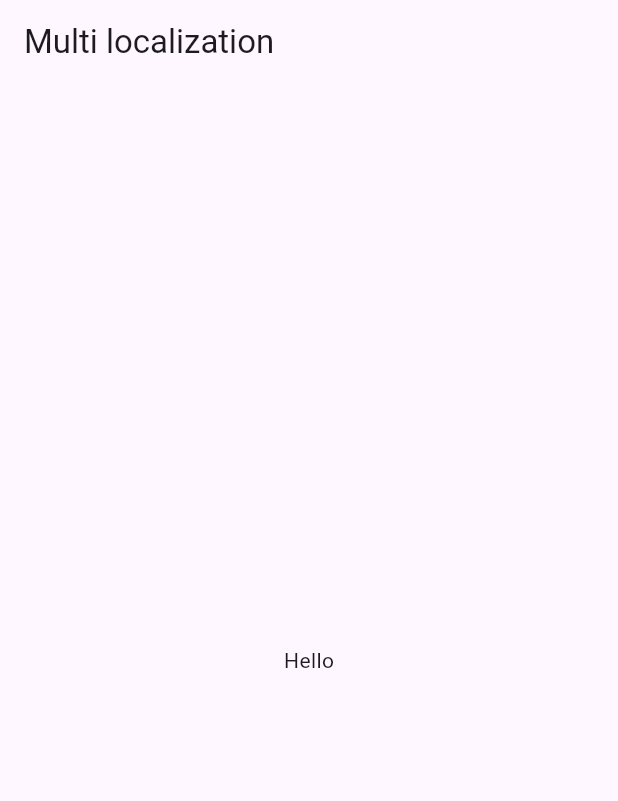
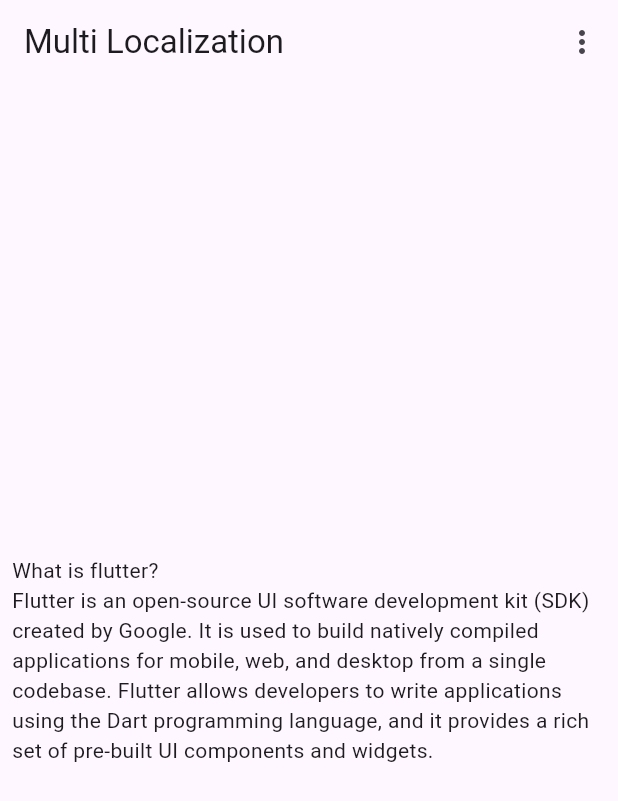
Before and after one commit to Adiikust/Multi_Languages, a Flutter app: the screen it shows after launch, on a phone screen of 412 x 824 dp. Shown: the top 801 px of the screen. Run offline on Flutter 3.47's test engine with Material 3 defaults, Android fonts, the phone set to English and light mode, and no system bars; our stand-ins replace shared_preferences; generated files the repository leaves out were written again.

Commit message:
Complete Localization

```diff
--- /dev/null
+++ b/l10n.yaml
@@ -0,0 +1,3 @@
+arb-dir: lib/l10n
+template-arb-file: app_en.arb
+output-localization-file: app_localizations.dart
--- /dev/null
+++ b/lib/Controller/all_provider_registraction.dart
@@ -0,0 +1,9 @@
+import 'package:multi_localizations/Controller/languages_provider.dart';
+import 'package:provider/provider.dart';
+
+class AllProviderRegistration {
+  static get allProvider => [
+        ChangeNotifierProvider<LanguagesProvider>(
+            create: (context) => LanguagesProvider()),
+      ];
+}
--- a/lib/Controller/languages_provider.dart
+++ b/lib/Controller/languages_provider.dart
@@ -1 +1,20 @@
-class LanguagesProvider {}
+import 'package:flutter/cupertino.dart';
+import 'package:shared_preferences/shared_preferences.dart';
+
+import '../core/app_constant.dart';
+
+class LanguagesProvider extends ChangeNotifier {
+  Locale? _locale;
+  Locale? get locale => _locale;
+
+  void changeLanguages(Locale languageType) async {
+    SharedPreferences pref = await SharedPreferences.getInstance();
+    _locale = languageType;
+    if (languageType == const Locale('en')) {
+      await pref.setString(AppConstant.getLanguageTypeCode, 'en');
+    } else {
+      await pref.setString(AppConstant.getLanguageTypeCode, 'es');
+    }
+    notifyListeners();
+  }
+}
--- a/lib/Screens/home/home_screen.dart
+++ b/lib/Screens/home/home_screen.dart
@@ -1,4 +1,8 @@
 import 'package:flutter/material.dart';
+import 'package:flutter_gen/gen_l10n/app_localizations.dart';
+import 'package:multi_localizations/Controller/languages_provider.dart';
+import 'package:multi_localizations/Utils/enums/languages_enum.dart';
+import 'package:provider/provider.dart';
 
 class HomeScreen extends StatefulWidget {
   const HomeScreen({super.key});
@@ -12,13 +16,45 @@ class _HomeScreenState extends State<HomeScreen> {
   Widget build(BuildContext context) {
     return Scaffold(
       appBar: AppBar(
-        title: const Text("Multi localization"),
+        title: Text(AppLocalizations.of(context)!.multiLocalization),
+        actions: [
+          Consumer<LanguagesProvider>(
+            builder: (context, languagesProvider, child) {
+              return PopupMenuButton(
+                onSelected: (Languages languages) {
+                  if (Languages.english.name == languages.name) {
+                    languagesProvider.changeLanguages(const Locale('en'));
+                  } else {
+                    languagesProvider.changeLanguages(const Locale('es'));
+                  }
+                },
+                itemBuilder: (BuildContext context) =>
+                    <PopupMenuEntry<Languages>>[
+                  PopupMenuItem(
+                    value: Languages.english,
+                    child: Text(AppLocalizations.of(context)!.english),
+                  ),
+                  PopupMenuItem(
+                    value: Languages.spanish,
+                    child: Text(AppLocalizations.of(context)!.spanish),
+                  ),
+                ],
+              );
+            },
+          )
+        ],
       ),
-      body: const Center(
-        child: Column(
-          mainAxisAlignment: MainAxisAlignment.center,
-          crossAxisAlignment: CrossAxisAlignment.center,
-          children: [Text("Hello")],
+      body: Center(
+        child: Padding(
+          padding: const EdgeInsets.all(8.0),
+          child: Column(
+            mainAxisAlignment: MainAxisAlignment.center,
+            crossAxisAlignment: CrossAxisAlignment.start,
+            children: [
+              Text(AppLocalizations.of(context)!.whatIsFlutter),
+              Text(AppLocalizations.of(context)!.flutterOpenSource),
+            ],
+          ),
         ),
       ),
     );
--- /dev/null
+++ b/lib/Utils/enums/languages_enum.dart
@@ -0,0 +1 @@
+enum Languages { english, spanish }
--- /dev/null
+++ b/lib/core/app_constant.dart
@@ -0,0 +1,6 @@
+class AppConstant {
+  static const String appName = 'Multi Localizations';
+
+  /// SharePref
+  static const String getLanguageTypeCode = 'languageTypeCode';
+}
--- /dev/null
+++ b/lib/l10n/app_en.arb
@@ -0,0 +1,7 @@
+{
+    "english": "English",
+    "spanish": "Spanish",
+    "multiLocalization": "Multi Localization",
+    "whatIsFlutter": "What is flutter?",
+    "flutterOpenSource":"Flutter is an open-source UI software development kit (SDK) created by Google. It is used to build natively compiled applications for mobile, web, and desktop from a single codebase. Flutter allows developers to write applications using the Dart programming language, and it provides a rich set of pre-built UI components and widgets."
+}
--- /dev/null
+++ b/lib/l10n/l10n.dart
@@ -0,0 +1,17 @@
+import 'dart:ui';
+import 'package:flutter_localizations/flutter_localizations.dart';
+import 'package:flutter_gen/gen_l10n/app_localizations.dart';
+
+class L10n {
+  static final all = [
+    const Locale('en'),
+    const Locale('es'),
+  ];
+
+  static final localizationsDelegates = [
+    AppLocalizations.delegate,
+    GlobalMaterialLocalizations.delegate,
+    GlobalWidgetsLocalizations.delegate,
+    GlobalCupertinoLocalizations.delegate,
+  ];
+}
--- a/lib/main.dart
+++ b/lib/main.dart
@@ -1,23 +1,55 @@
 import 'package:flutter/material.dart';
+import 'package:multi_localizations/Controller/all_provider_registraction.dart';
+import 'package:multi_localizations/Controller/languages_provider.dart';
 import 'package:multi_localizations/Screens/home/home_screen.dart';
+import 'package:multi_localizations/core/app_constant.dart';
+import 'package:multi_localizations/l10n/l10n.dart';
+import 'package:provider/provider.dart';
+import 'package:shared_preferences/shared_preferences.dart';
 
-void main() {
-  runApp(const MyApp());
+void main() async {
+  WidgetsFlutterBinding.ensureInitialized();
+  SharedPreferences pref = await SharedPreferences.getInstance();
+  final languageCode = pref.getString(AppConstant.getLanguageTypeCode) ?? "";
+  runApp(MyApp(
+    language: languageCode,
+  ));
 }
 
 class MyApp extends StatelessWidget {
-  const MyApp({super.key});
+  final String language;
+  const MyApp({super.key, required this.language});
 
   // This widget is the root of your application.
   @override
   Widget build(BuildContext context) {
-    return MaterialApp(
-      title: 'Multi Localizations',
-      theme: ThemeData(
-        colorScheme: ColorScheme.fromSeed(seedColor: Colors.deepPurple),
-        useMaterial3: true,
+    print(language);
+    return MultiProvider(
+      providers: AllProviderRegistration.allProvider,
+      child: Consumer<LanguagesProvider>(
+        builder: (context, languagesProvider, child) {
+          Locale? selectedLocale;
+          if (languagesProvider.locale != null) {
+            selectedLocale = languagesProvider.locale;
+          } else if (language.isNotEmpty) {
+            selectedLocale = Locale(language);
+          } else {
+            selectedLocale = const Locale('en');
+          }
+          return MaterialApp(
+            title: AppConstant.appName,
+            locale: selectedLocale,
+            localizationsDelegates: L10n.localizationsDelegates,
+            supportedLocales: L10n.all,
+            debugShowCheckedModeBanner: false,
+            theme: ThemeData(
+              colorScheme: ColorScheme.fromSeed(seedColor: Colors.deepPurple),
+              useMaterial3: true,
+            ),
+            home: const HomeScreen(),
+          );
+        },
       ),
-      home: const HomeScreen(),
     );
   }
 }
```
Also changed, not shown: lib/l10n/app_es.arb (added, +8 -0 lines), lib/Utils/enum/languages_enum.dart (deleted), 2 other files.
